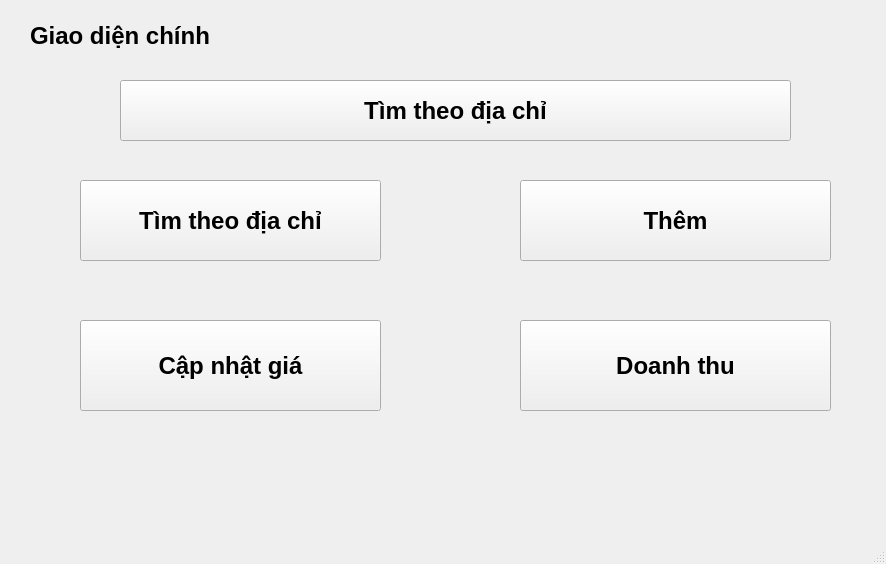
Before: the Qt Designer form ThuNg/mainwindow.ui in LeTuan-iu-HKN/GUI-, drawn with Qt 5.
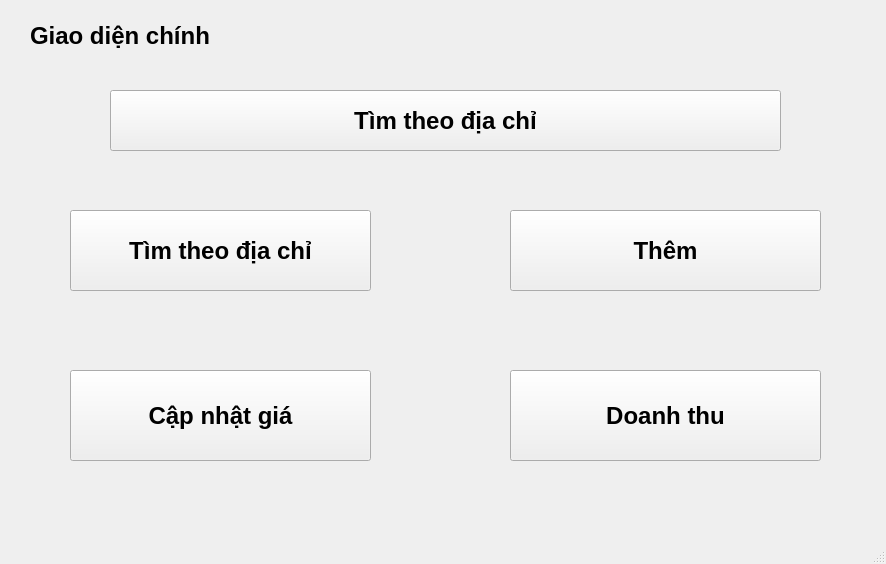
After: the same form once the commit is applied. The open tabs and pages were chosen to show the change.

What changed in the file:
```diff
--- a/ThuNg/mainwindow.ui
+++ b/ThuNg/mainwindow.ui
@@ -58,8 +58,8 @@
      <widget class="QPushButton" name="pushButton_1">
       <property name="geometry">
        <rect>
-        <x>110</x>
-        <y>80</y>
+        <x>100</x>
+        <y>90</y>
         <width>671</width>
         <height>61</height>
        </rect>
@@ -78,8 +78,8 @@
      <widget class="QPushButton" name="pushButton_2">
       <property name="geometry">
        <rect>
-        <x>510</x>
-        <y>180</y>
+        <x>500</x>
+        <y>210</y>
         <width>311</width>
         <height>81</height>
        </rect>
@@ -98,8 +98,8 @@
      <widget class="QPushButton" name="pushButton_3">
       <property name="geometry">
        <rect>
-        <x>70</x>
-        <y>320</y>
+        <x>60</x>
+        <y>370</y>
         <width>301</width>
         <height>91</height>
        </rect>
@@ -118,8 +118,8 @@
      <widget class="QPushButton" name="pushButton_4">
       <property name="geometry">
        <rect>
-        <x>70</x>
-        <y>180</y>
+        <x>60</x>
+        <y>210</y>
         <width>301</width>
         <height>81</height>
        </rect>
@@ -138,8 +138,8 @@
      <widget class="QPushButton" name="pushButton_5">
       <property name="geometry">
        <rect>
-        <x>510</x>
-        <y>320</y>
+        <x>500</x>
+        <y>370</y>
         <width>311</width>
         <height>91</height>
        </rect>
```
Left out of the diff: 16 changed lines with no effect on the pictures.
